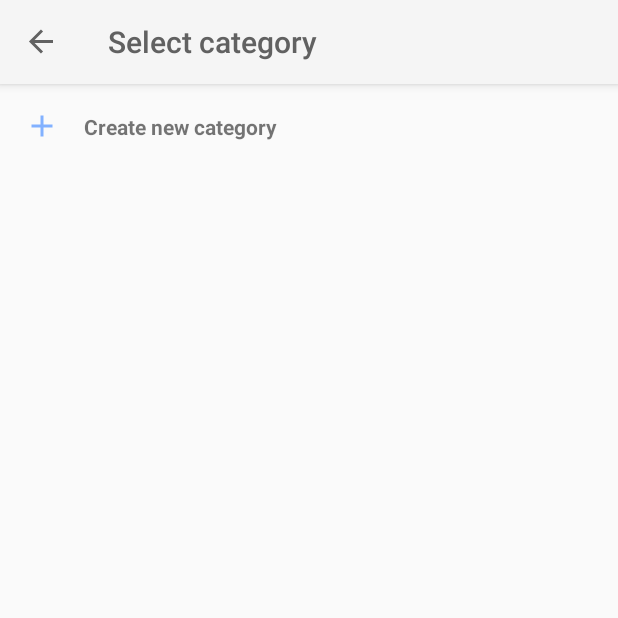
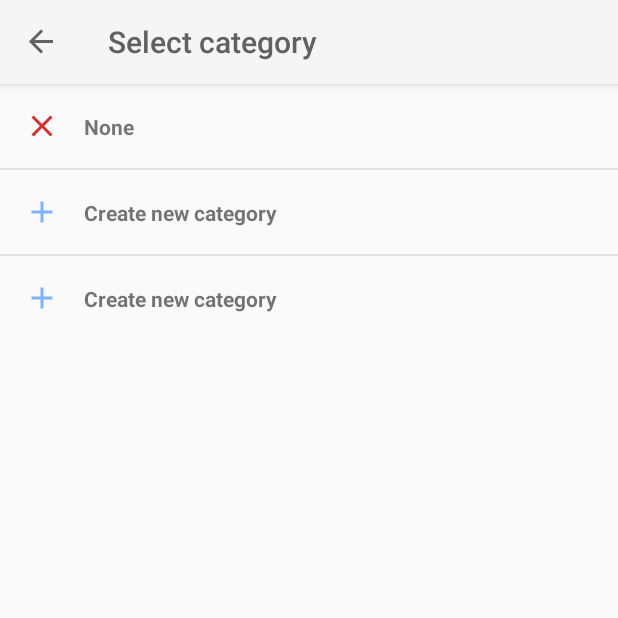
Before and after one commit to chrisc3456/simplenotes, an Android app: the CategoriesListFragment screen opened through its navigation route, on a phone screen of 412 x 824 dp, the top half of it. Run offline under Robolectric (Android 15) with nearby library versions, the phone set to English and light mode, and no system bars; our stand-ins replace Room's generated code, navigation-ui; 2 statements that could not run were skipped.

Commit message:
Refactored categories list fragment and adapter to support additional list entries using different view types rather than an extra view on the fragment itself. Also made the fragment more generic for reuse where selection of a category is required (initial extra entry can be set as 'none' or 'show all' as required via nav args)

```diff
--- a/app/src/main/java/com/simplenotes/notes/presentation/adapters/CategoriesListAdapter.kt
+++ b/app/src/main/java/com/simplenotes/notes/presentation/adapters/CategoriesListAdapter.kt
@@ -8,7 +8,12 @@ import com.simplenotes.notes.R
 import com.simplenotes.notes.domain.models.Category
 import kotlinx.android.synthetic.main.item_category.view.*
 
-class CategoriesListAdapter(private val clickListener: (Category) -> Unit, private val longClickListener: (View, Category) -> Unit): RecyclerView.Adapter<CategoriesListAdapter.CategoryViewHolder>() {
+const val VIEW_TYPE_DEFAULT = 0
+const val VIEW_TYPE_SHOW_ALL = 1
+const val VIEW_TYPE_NONE = 2
+const val VIEW_TYPE_CREATE = 3
+
+class CategoriesListAdapter(private val extraEntryAsShowAll: Boolean, private val clickListener: (Category, Boolean) -> Unit, private val longClickListener: (View, Category) -> Unit): RecyclerView.Adapter<CategoriesListAdapter.CategoryViewHolder>() {
 
     private var categories: MutableList<Category> = mutableListOf()
 
@@ -17,7 +22,29 @@ class CategoriesListAdapter(private val clickListener: (Category) -> Unit, priva
      */
     override fun onCreateViewHolder(parent: ViewGroup, viewType: Int): CategoryViewHolder {
         val layoutInflater = LayoutInflater.from(parent.context)
-        return CategoryViewHolder(layoutInflater.inflate(R.layout.item_category, parent, false))
+        val layoutType = when (viewType) {
+            VIEW_TYPE_NONE -> R.layout.item_category_none
+            VIEW_TYPE_SHOW_ALL -> R.layout.item_category_show_all
+            VIEW_TYPE_CREATE -> R.layout.item_category_create
+            else -> R.layout.item_category
+        }
+
+        return CategoryViewHolder(layoutInflater.inflate(layoutType, parent, false))
+    }
+
+    /**
+     * Identify the type of view to inflate
+     */
+    override fun getItemViewType(position: Int): Int {
+        return if (position == 0 && extraEntryAsShowAll) {
+            VIEW_TYPE_SHOW_ALL
+        } else {
+            when (position) {
+                0 -> VIEW_TYPE_NONE
+                categories.size - 1 -> VIEW_TYPE_CREATE
+                else -> VIEW_TYPE_DEFAULT
+            }
+        }
     }
 
     /**
@@ -48,27 +75,20 @@ class CategoriesListAdapter(private val clickListener: (Category) -> Unit, priva
      * ViewHolder subclass providing click binding functionality for the attached recycler view
      */
     inner class CategoryViewHolder(itemView: View): RecyclerView.ViewHolder(itemView) {
-        fun bindItem(category: Category, clickListener: (Category) -> Unit, longClickListener: (View, Category) -> Unit) {
+        fun bindItem(category: Category, clickListener: (Category, Boolean) -> Unit, longClickListener: (View, Category) -> Unit) {
             itemView.apply {
 
                 textViewCategoryName.text = category.name
 
-                // Hide the colour icon for an empty 'none' category
-                if (category.id == 0) {
-                    imageViewCategoryColour.visibility = View.INVISIBLE
-
-                // Otherwise set the appropriate colour and add a long click listener which can be used to trigger edit options
-                } else {
-                    imageViewCategoryColour.visibility = View.VISIBLE
+                if (category.id != 0) {
                     imageViewCategoryColour.setColorFilter(category.colour)
-
                     setOnLongClickListener { view ->
                         longClickListener(view, category)
                         return@setOnLongClickListener true      // Prevents other click handlers from being executed
                     }
                 }
 
-                setOnClickListener { clickListener(category) }
+                setOnClickListener { clickListener(category, category == categories.last()) }
             }
         }
     }
```
